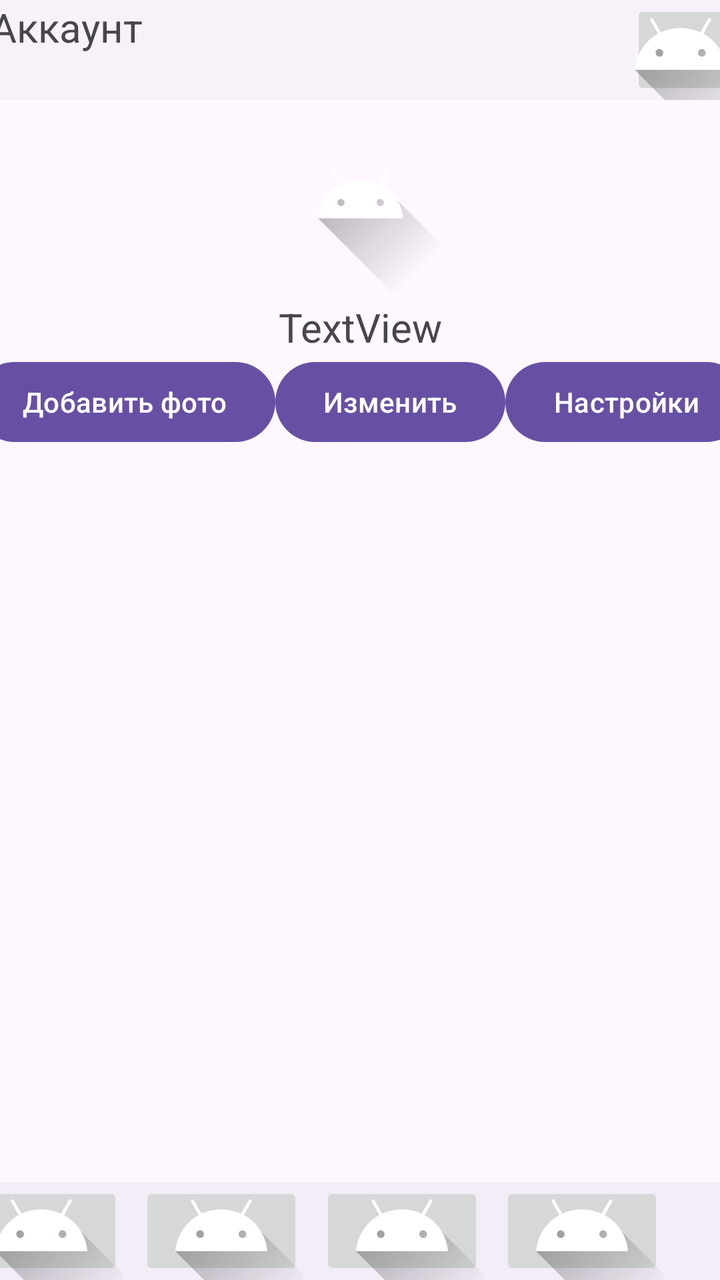
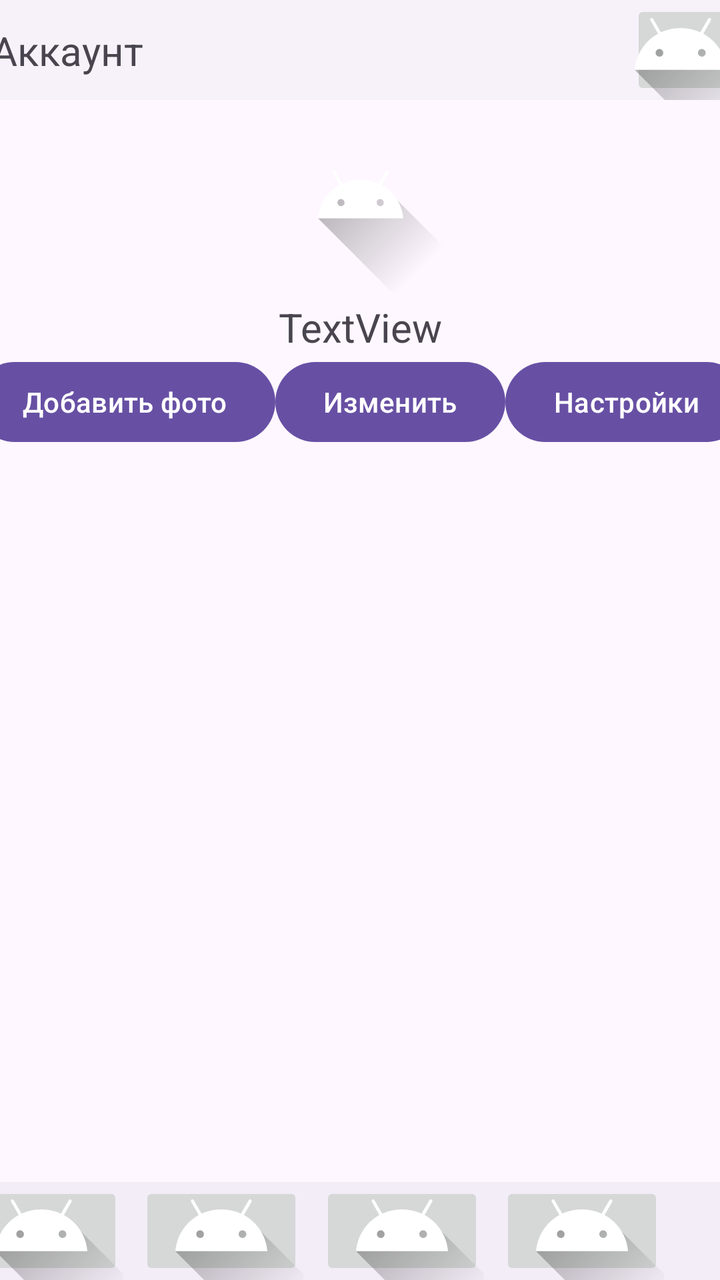

Screens rendered from an Android XML layout before and after an edit, with the pre-edit source and the edit as a unified diff.
<!-- AndroidManifest.xml: application theme Theme.Project1 -->
<!-- res/layout/activity_account_info.xml -->
<?xml version="1.0" encoding="utf-8"?>
<androidx.constraintlayout.widget.ConstraintLayout xmlns:android="http://schemas.android.com/apk/res/android"
    xmlns:app="http://schemas.android.com/apk/res-auto"
    xmlns:tools="http://schemas.android.com/tools"
    android:id="@+id/main"
    android:layout_width="match_parent"
    android:layout_height="match_parent"
    tools:context=".Account_info">

    <ScrollView
        android:id="@+id/scrollView2"
        android:layout_width="410dp"
        android:layout_height="630dp"
        app:layout_constraintEnd_toEndOf="parent"
        app:layout_constraintStart_toStartOf="parent"
        app:layout_constraintTop_toBottomOf="@+id/navigationView">

        <androidx.constraintlayout.widget.ConstraintLayout
            android:layout_width="match_parent"
            android:layout_height="wrap_content">

            <ImageView
                android:id="@+id/imageView3"
                android:layout_width="100dp"
                android:layout_height="100dp"
                app:layout_constraintBottom_toTopOf="@+id/textView8"
                app:layout_constraintEnd_toEndOf="parent"
                app:layout_constraintStart_toStartOf="parent"
                app:layout_constraintTop_toTopOf="parent"
                app:srcCompat="@drawable/ic_launcher_foreground" />

            <TextView
                android:id="@+id/textView8"
                android:layout_width="wrap_content"
                android:layout_height="wrap_content"
                android:text="TextView"
                android:textSize="20sp"
                app:layout_constraintBottom_toTopOf="@+id/linearLayout"
                app:layout_constraintEnd_toEndOf="parent"
                app:layout_constraintStart_toStartOf="parent"
                app:layout_constraintTop_toBottomOf="@+id/imageView3" />

            <LinearLayout
                android:id="@+id/linearLayout"
                android:layout_width="match_parent"
                android:layout_height="match_parent"
                android:orientation="horizontal"
                app:layout_constraintEnd_toEndOf="parent"
                app:layout_constraintHorizontal_bias="0.0"
                app:layout_constraintStart_toStartOf="parent"
                app:layout_constraintTop_toBottomOf="@+id/textView8">

                <Button
                    android:id="@+id/button_photo_add"
                    android:layout_width="wrap_content"
                    android:layout_height="wrap_content"
                    android:layout_weight="1"
                    android:insetLeft="12dp"
                    android:text="Добавить фото" />

                <Button
                    android:id="@+id/button_change"
                    android:layout_width="wrap_content"
                    android:layout_height="wrap_content"
                    android:layout_weight="1"
                    android:text="Изменить"
                    android:textAlignment="center" />

                <Button
                    android:id="@+id/button_settings"
                    android:layout_width="wrap_content"
                    android:layout_height="wrap_content"
                    android:layout_weight="1"
                    android:insetRight="12dp"
                    android:text="Настройки" />
            </LinearLayout>
        </androidx.constraintlayout.widget.ConstraintLayout>
    </ScrollView>

    <com.google.android.material.navigation.NavigationView
        android:id="@+id/navigationView"
        android:layout_width="410dp"
        android:layout_height="50dp"
        app:layout_constraintEnd_toEndOf="parent"
        app:layout_constraintStart_toStartOf="parent"
        app:layout_constraintTop_toTopOf="parent">

        <androidx.constraintlayout.widget.ConstraintLayout
            android:layout_width="match_parent"
            android:layout_height="match_parent">

            <TextView
                android:id="@+id/textView5"
                android:layout_width="wrap_content"
                android:layout_height="50dp"
                android:layout_marginStart="20dp"
                android:text="Аккаунт"
                android:textSize="20sp"
                app:layout_constraintBottom_toBottomOf="parent"
                app:layout_constraintStart_toStartOf="parent"
                app:layout_constraintTop_toTopOf="parent" />

            <ImageButton
                android:id="@+id/Button_3points"
                android:layout_width="50dp"
                android:layout_height="wrap_content"
                android:layout_marginEnd="20dp"
                app:layout_constraintBottom_toBottomOf="parent"
                app:layout_constraintEnd_toEndOf="parent"
                app:layout_constraintTop_toTopOf="parent"
                app:srcCompat="@drawable/ic_launcher_foreground" />
        </androidx.constraintlayout.widget.ConstraintLayout>
    </com.google.android.material.navigation.NavigationView>

    <com.google.android.material.bottomnavigation.BottomNavigationView
        android:id="@+id/AI_ButtomNav"
        android:layout_width="409dp"
        android:layout_height="49dp"
        app:layout_constraintBottom_toBottomOf="parent"
        app:layout_constraintEnd_toEndOf="parent"
        app:layout_constraintHorizontal_bias="1.0"
        app:layout_constraintStart_toStartOf="parent">

        <androidx.constraintlayout.widget.ConstraintLayout
            android:layout_width="match_parent"
            android:layout_height="match_parent">

            <ImageButton
                android:id="@+id/Menu_Search_Button"
                android:layout_width="82dp"
                android:layout_height="wrap_content"
                app:layout_constraintBottom_toBottomOf="parent"
                app:layout_constraintEnd_toStartOf="@+id/AI_Menu_Button"
                app:layout_constraintStart_toEndOf="@+id/AI_osnova_Button"
                app:layout_constraintTop_toTopOf="parent"
                app:srcCompat="@drawable/ic_launcher_foreground" />

            <ImageButton
                android:id="@+id/AI_Menu_Button"
                android:layout_width="82dp"
                android:layout_height="wrap_content"
                app:layout_constraintBottom_toBottomOf="parent"
                app:layout_constraintEnd_toStartOf="@+id/AI_AI_Button"
                app:layout_constraintStart_toEndOf="@+id/Menu_Search_Button"
                app:layout_constraintTop_toTopOf="parent"
                app:srcCompat="@drawable/ic_launcher_foreground" />

            <ImageButton
                android:id="@+id/AI_AI_Button"
                android:layout_width="82dp"
                android:layout_height="wrap_content"
                android:layout_marginEnd="20dp"
                app:layout_constraintBottom_toBottomOf="parent"
                app:layout_constraintEnd_toEndOf="parent"
                app:layout_constraintStart_toEndOf="@+id/AI_Menu_Button"
                app:layout_constraintTop_toTopOf="parent"
                app:srcCompat="@drawable/ic_launcher_foreground" />

            <ImageButton
                android:id="@+id/AI_osnova_Button"
                android:layout_width="82dp"
                android:layout_height="wrap_content"
                android:layout_marginStart="20dp"
                app:layout_constraintBottom_toBottomOf="parent"
                app:layout_constraintEnd_toStartOf="@+id/Menu_Search_Button"
                app:layout_constraintStart_toStartOf="parent"
                app:layout_constraintTop_toTopOf="parent"
                app:srcCompat="@drawable/ic_launcher_foreground" />
        </androidx.constraintlayout.widget.ConstraintLayout>
    </com.google.android.material.bottomnavigation.BottomNavigationView>

</androidx.constraintlayout.widget.ConstraintLayout>
<!-- resources referenced by this layout -->
<resources>
  <!-- drawable ic_launcher_foreground (drawable) -->
  <vector xmlns:android="http://schemas.android.com/apk/res/android"
      xmlns:aapt="http://schemas.android.com/aapt"
      android:width="108dp"
      android:height="108dp"
      android:viewportWidth="108"
      android:viewportHeight="108">
      <path android:pathData="M31,63.928c0,0 6.4,-11 12.1,-13.1c7.2,-2.6 26,-1.4 26,-1.4l38.1,38.1L107,108.928l-32,-1L31,63.928z">
          <aapt:attr name="android:fillColor">
              <gradient
                  android:endX="85.84757"
                  android:endY="92.4963"
                  android:startX="42.9492"
                  android:startY="49.59793"
                  android:type="linear">
                  <item
                      android:color="#44000000"
                      android:offset="0.0" />
                  <item
                      android:color="#00000000"
                      android:offset="1.0" />
              </gradient>
          </aapt:attr>
      </path>
      <path
          android:fillColor="#FFFFFF"
          android:fillType="nonZero"
          android:pathData="M65.3,45.828l3.8,-6.6c0.2,-0.4 0.1,-0.9 -0.3,-1.1c-0.4,-0.2 -0.9,-0.1 -1.1,0.3l-3.9,6.7c-6.3,-2.8 -13.4,-2.8 -19.7,0l-3.9,-6.7c-0.2,-0.4 -0.7,-0.5 -1.1,-0.3C38.8,38.328 38.7,38.828 38.9,39.228l3.8,6.6C36.2,49.428 31.7,56.028 31,63.928h46C76.3,56.028 71.8,49.428 65.3,45.828zM43.4,57.328c-0.8,0 -1.5,-0.5 -1.8,-1.2c-0.3,-0.7 -0.1,-1.5 0.4,-2.1c0.5,-0.5 1.4,-0.7 2.1,-0.4c0.7,0.3 1.2,1 1.2,1.8C45.3,56.528 44.5,57.328 43.4,57.328L43.4,57.328zM64.6,57.328c-0.8,0 -1.5,-0.5 -1.8,-1.2s-0.1,-1.5 0.4,-2.1c0.5,-0.5 1.4,-0.7 2.1,-0.4c0.7,0.3 1.2,1 1.2,1.8C66.5,56.528 65.6,57.328 64.6,57.328L64.6,57.328z"
          android:strokeWidth="1"
          android:strokeColor="#00000000" />
  </vector>
  <style name="Theme.Project1" parent="Base.Theme.Project1" />
  <style name="Base.Theme.Project1" parent="Theme.Material3.DayNight.NoActionBar">
          
          
      </style>
</resources>

<!-- the commit's change to res/layout/activity_account_info.xml (unified diff, before → after) -->
@@ -92,9 +92,10 @@
             <TextView
                 android:id="@+id/textView5"
                 android:layout_width="wrap_content"
-                android:layout_height="50dp"
+                android:layout_height="wrap_content"
                 android:layout_marginStart="20dp"
                 android:text="Аккаунт"
+                android:textAlignment="center"
                 android:textSize="20sp"
                 app:layout_constraintBottom_toBottomOf="parent"
                 app:layout_constraintStart_toStartOf="parent"
